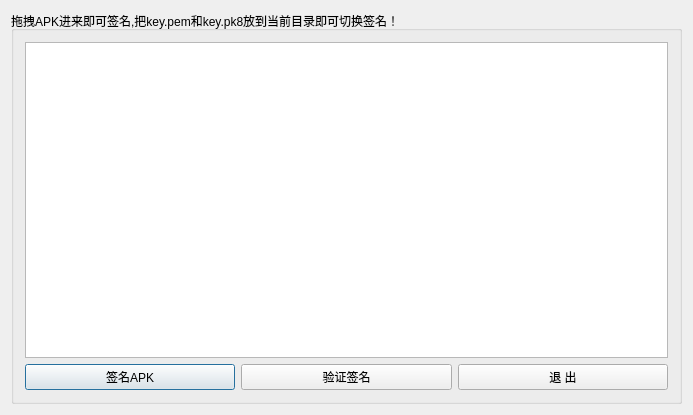
First picture: the form in easysign/dialog.ui, repository yunshouhu/easysign, before the edit.
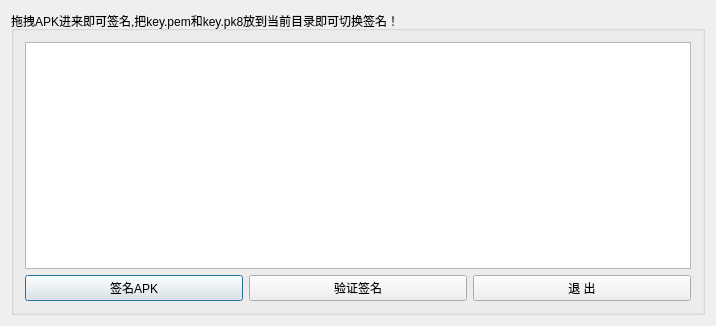
Second picture: the form after the edit.

Diff of the .ui file:
```diff
--- a/easysign/dialog.ui
+++ b/easysign/dialog.ui
@@ -9,8 +9,8 @@
    <rect>
     <x>0</x>
     <y>0</y>
-    <width>693</width>
-    <height>415</height>
+    <width>716</width>
+    <height>326</height>
    </rect>
   </property>
   <property name="windowTitle">
```
